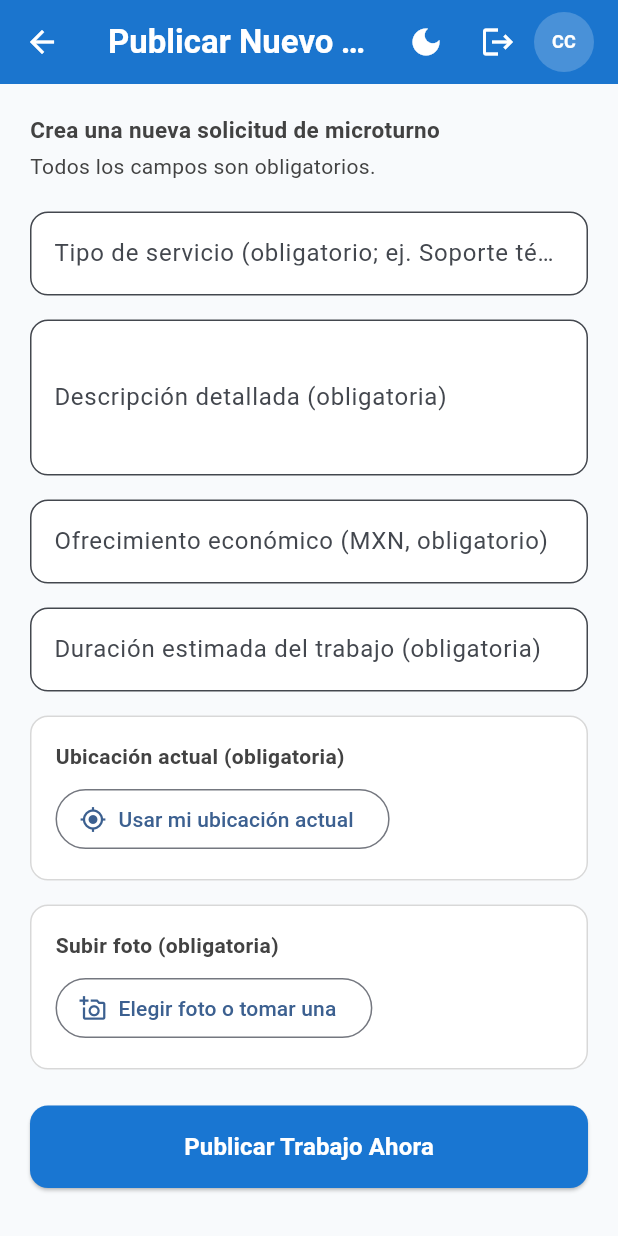
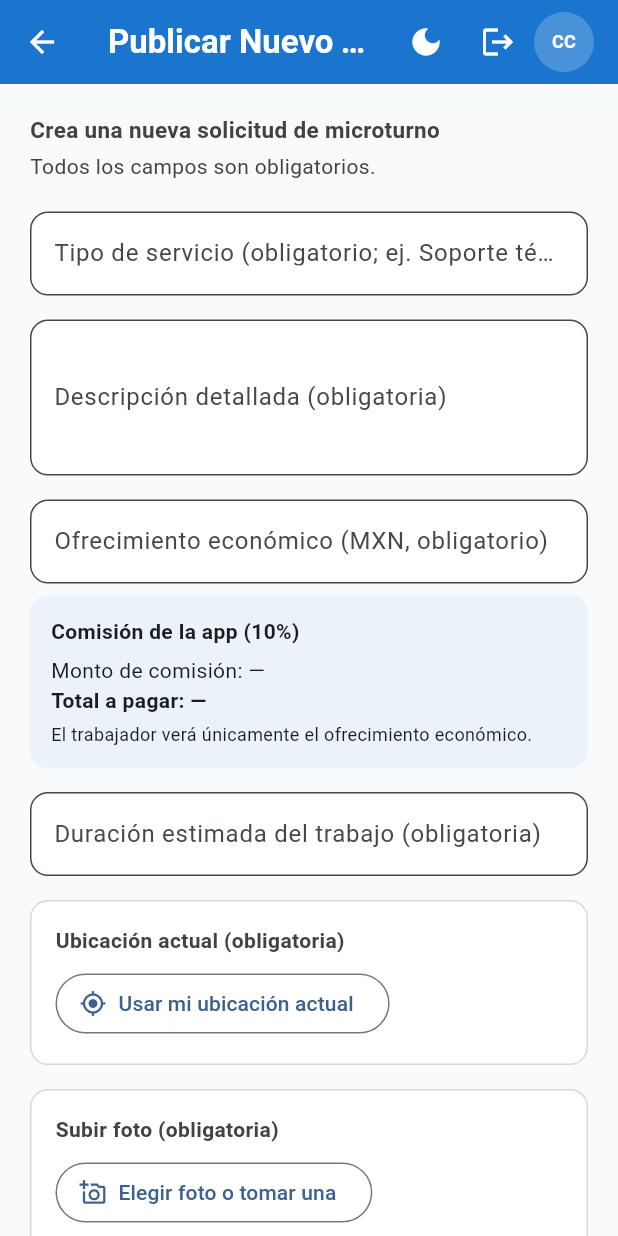
Before and after one commit to Emanuel-Gar/MyAppFlutter, a Flutter app: the PublicJobScreen screen opened directly, on a phone screen of 412 x 824 dp. Run offline on Flutter 3.47's test engine with Material 3 defaults, Android fonts, the phone set to English and light mode, and no system bars; our stand-ins replace fl_chart, flutter_local_notifications, flutter_map, geolocator, image_picker, latlong2.

Commit message:
Fix: Comision Trabajo

```diff
--- a/lib/screens/public_job_screen.dart
+++ b/lib/screens/public_job_screen.dart
@@ -227,6 +227,59 @@ class _PublicJobScreenState extends State<PublicJobScreen> {
                       return null;
                     },
                   ),
+                  const SizedBox(height: 8),
+                  ValueListenableBuilder<TextEditingValue>(
+                    valueListenable: _paymentController,
+                    builder: (context, value, child) {
+                      final offeredAmount = double.tryParse(value.text.trim());
+                      final hasValidAmount =
+                          offeredAmount != null &&
+                          offeredAmount.isFinite &&
+                          offeredAmount > 0;
+                      final commission = hasValidAmount
+                          ? offeredAmount * appCommissionRate
+                          : null;
+                      final total = hasValidAmount
+                          ? offeredAmount + commission!
+                          : null;
+
+                      return Container(
+                        width: double.infinity,
+                        padding: const EdgeInsets.all(14),
+                        decoration: BoxDecoration(
+                          color: primaryBlue.withValues(alpha: 0.06),
+                          borderRadius: BorderRadius.circular(12),
+                        ),
+                        child: Column(
+                          crossAxisAlignment: CrossAxisAlignment.start,
+                          children: [
+                            Text(
+                              'Comisión de la app '
+                              '(${(appCommissionRate * 100).toStringAsFixed(0)}%)',
+                              style: TextStyle(fontWeight: FontWeight.w600),
+                            ),
+                            const SizedBox(height: 6),
+                            Text(
+                              'Monto de comisión: '
+                              '${commission == null ? '—' : '\$${commission.toStringAsFixed(2)} MXN'}',
+                            ),
+                            Text(
+                              'Total a pagar: '
+                              '${total == null ? '—' : '\$${total.toStringAsFixed(2)} MXN'}',
+                              style: const TextStyle(
+                                fontWeight: FontWeight.bold,
+                              ),
+                            ),
+                            const SizedBox(height: 4),
+                            const Text(
+                              'El trabajador verá únicamente el ofrecimiento económico.',
+                              style: TextStyle(fontSize: 12),
+                            ),
+                          ],
+                        ),
+                      );
+                    },
+                  ),
                   const SizedBox(height: 16),
                   TextFormField(
                     controller: _estimatedDurationController,
--- a/lib/services/publicjob_service.dart
+++ b/lib/services/publicjob_service.dart
@@ -1,6 +1,8 @@
 import 'dart:typed_data';
 
 import 'package:latlong2/latlong.dart';
+
+const double appCommissionRate = 0.10;
 
 class PublicJobData {
   final String serviceType;
```
Also changed, not shown: lib/screens/accpted_job_contratante_screen.dart (+37 -12 lines), lib/services/push_notification_service.dart (+28 -4 lines), 1 other file.
